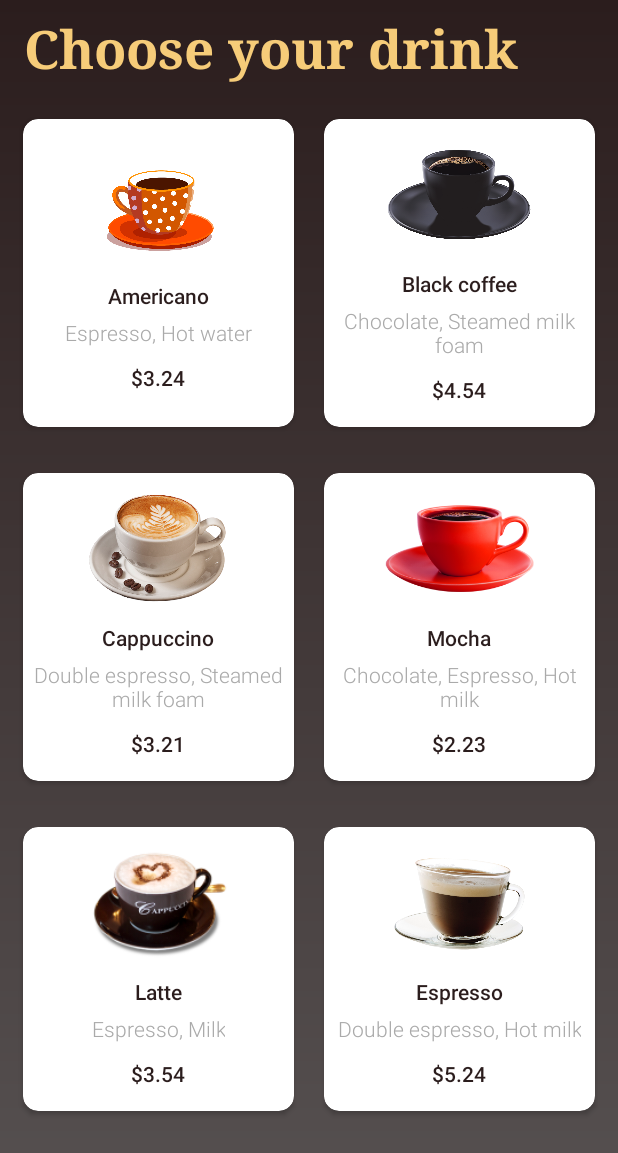
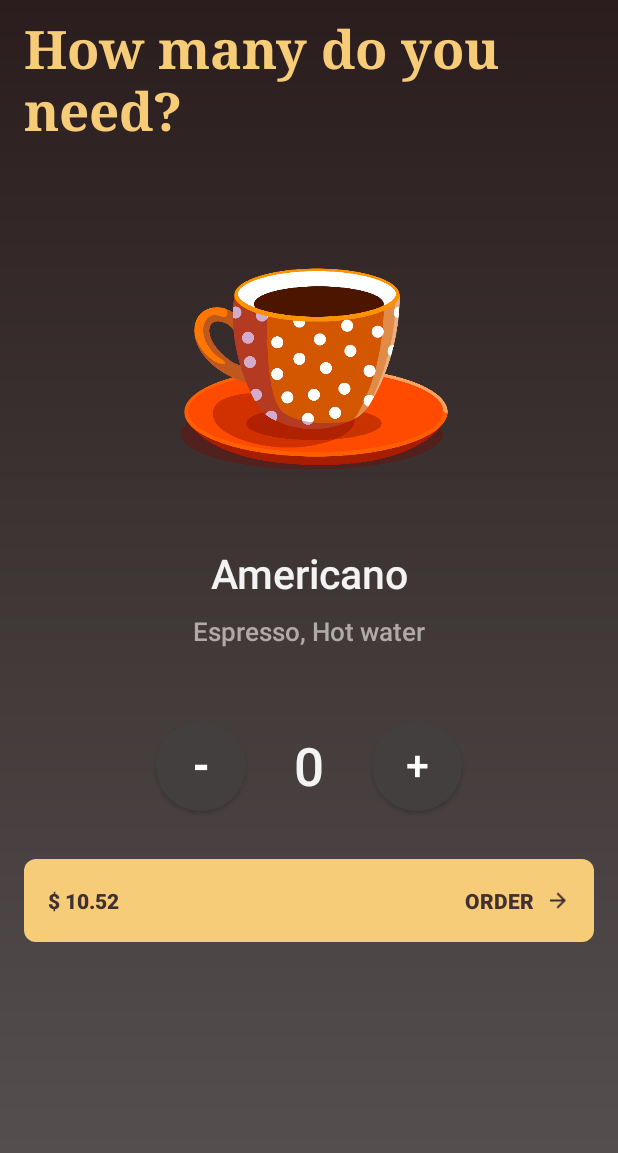
Before and after one commit to CodeWithSouma/Coffee-Order-App, an Android app: the screen it shows after launch (DashBoard before the commit, OrderSummary after it), after a tap on "Americano", on a phone screen of 412 x 824 dp. Shown: the top 1153 px of the screen. Run offline under Robolectric (Android 15) with nearby library versions, the phone set to English and light mode, and no system bars.

Commit message:
add listener in first card

```diff
--- a/app/src/main/java/com/codewithsouma/coffeeorderapp/DashBoard.java
+++ b/app/src/main/java/com/codewithsouma/coffeeorderapp/DashBoard.java
@@ -2,22 +2,61 @@ package com.codewithsouma.coffeeorderapp;
 
 import androidx.appcompat.app.AppCompatActivity;
 
+import android.content.Intent;
 import android.os.Bundle;
 import android.view.View;
+import android.widget.TextView;
 
 public class DashBoard extends AppCompatActivity {
 //    private int quantity = 2;
+    private final int[] coffeeImages = {
+            R.drawable.americano,
+            R.drawable.black_coffee,
+            R.drawable.cappuccino,
+            R.drawable.mocha,
+            R.drawable.latte,
+            R.drawable.espresso };
+
+    private String[] coffeeNames;
+    private String[] coffeeDescriptions;
 
     @Override
     protected void onCreate(Bundle savedInstanceState) {
         super.onCreate(savedInstanceState);
         setContentView(R.layout.dashboard);
+        coffeeNames = getResources().getStringArray(R.array.coffee_names);
+        coffeeDescriptions = getResources().getStringArray(R.array.coffee_description);
+
 //        displayQuantity();
 //        displayPrice();
     }
 
     public void handleClick(View view) {
+        int cardIndex = 0;
 
+        if (view == findViewById(R.id.americano_card_ID))
+            cardIndex = 0;
+
+
+        collectDataAndStartNextActivity(cardIndex);
+
+
+    }
+
+    private void collectDataAndStartNextActivity(int cardIndex) {
+        String coffeeName = coffeeNames[cardIndex];
+        String coffeeDescription = coffeeDescriptions[cardIndex];
+        int coffeeImage = coffeeImages[cardIndex];
+
+        startOrderSummaryActivity(coffeeName, coffeeDescription, coffeeImage);
+    }
+
+    private void startOrderSummaryActivity(String coffeeName, String coffeeDescription, int coffeeImage) {
+        Intent orderSummaryActivity = new Intent(this, OrderSummary.class);
+        orderSummaryActivity.putExtra("coffeeName",coffeeName);
+        orderSummaryActivity.putExtra("coffeeImage",coffeeImage);
+        orderSummaryActivity.putExtra("coffeeDescription",coffeeDescription);
+        this.startActivity(orderSummaryActivity);
     }
 
    /* public void submitOrder(View view) {
--- a/app/src/main/java/com/codewithsouma/coffeeorderapp/OrderSummary.java
+++ b/app/src/main/java/com/codewithsouma/coffeeorderapp/OrderSummary.java
@@ -3,12 +3,48 @@ package com.codewithsouma.coffeeorderapp;
 import androidx.appcompat.app.AppCompatActivity;
 
 import android.os.Bundle;
+import android.widget.ImageView;
+import android.widget.TextView;
 
 public class OrderSummary extends AppCompatActivity {
+    private int coffeeImage;
+    private String coffeeName;
+    private String coffeeDescription;
+
+    private ImageView coffeeImageView;
+    private TextView coffeeNameTextView;
+    private TextView coffeeDescriptionTextView;
 
     @Override
     protected void onCreate(Bundle savedInstanceState) {
         super.onCreate(savedInstanceState);
         setContentView(R.layout.order_summary);
+
+        findAllViews();
+
+        Bundle bundle = getIntent().getExtras();
+        if (bundle != null){
+            collectDataFromIntent(bundle);
+            updateUI();
+        }
+
+    }
+
+    private void findAllViews() {
+        coffeeImageView = this.findViewById(R.id.coffee_image_view_ID);
+        coffeeNameTextView = this.findViewById(R.id.coffee_name_text_view_ID);
+        coffeeDescriptionTextView = this.findViewById(R.id.coffee_description_text_view_ID);
+    }
+
+    private void updateUI() {
+        coffeeImageView.setImageResource(coffeeImage);
+        coffeeNameTextView.setText(coffeeName);
+        coffeeDescriptionTextView.setText(coffeeDescription);
+    }
+
+    private void collectDataFromIntent(Bundle bundle) {
+        coffeeName = bundle.getString("coffeeName");
+        coffeeDescription = bundle.getString("coffeeDescription");
+        coffeeImage = bundle.getInt("coffeeImage");
     }
 }
--- a/app/src/main/res/layout/dashboard.xml
+++ b/app/src/main/res/layout/dashboard.xml
@@ -40,7 +40,7 @@
                 android:orientation="horizontal">
 
                 <androidx.cardview.widget.CardView
-                    android:id="@+id/and_gate"
+                    android:id="@+id/americano_card_ID"
                     android:layout_width="0dp"
                     android:layout_height="match_parent"
                     android:layout_margin="10dp"
--- a/app/src/main/res/layout/order_summary.xml
+++ b/app/src/main/res/layout/order_summary.xml
@@ -27,6 +27,7 @@
             android:textStyle="bold" />
 
         <ImageView
+            android:id="@+id/coffee_image_view_ID"
             android:layout_width="250dp"
             android:layout_height="250dp"
             android:layout_gravity="center_horizontal"
@@ -36,6 +37,7 @@
             android:src="@drawable/cappuccino" />
 
         <TextView
+            android:id="@+id/coffee_name_text_view_ID"
             android:layout_width="match_parent"
             android:layout_height="wrap_content"
             android:layout_marginLeft="@dimen/margin_8dp"
@@ -49,6 +51,7 @@
             android:textStyle="bold" />
 
         <TextView
+            android:id="@+id/coffee_description_text_view_ID"
             android:layout_width="250dp"
             android:layout_height="wrap_content"
             android:layout_gravity="center_horizontal"
```
